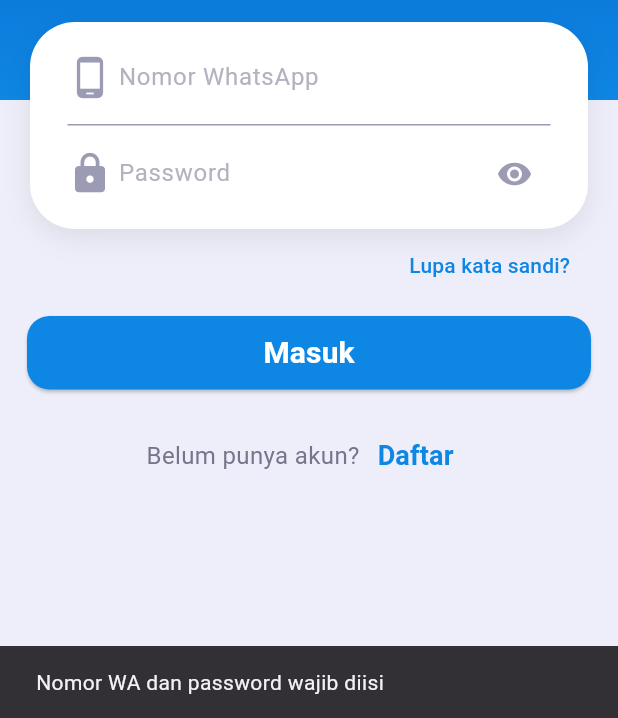
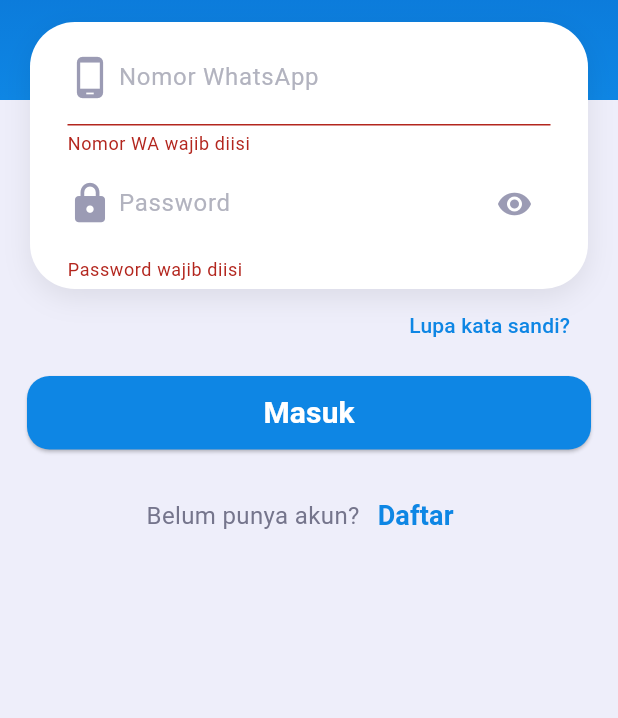
Before and after one commit to zonajasa/zonajasa-mobile-flutter, a Flutter app: the Login screen opened directly, after a tap on "Masuk", on a phone screen of 412 x 824 dp, the part 518-1236 px from its top. Run offline on Flutter 3.47's test engine with Material 3 defaults, Android fonts, the phone set to English and light mode, and no system bars; our stand-ins replace cached_network_image, carousel_slider, flutter_dotenv, flutter_rating_bar, font_awesome_flutter, geocoding and 8 more; missing offline and left inert: flutter_custom_textfields, mapbox_maps_flutter; accounts and stored records are empty.

Commit message:
PERBAGIKI REGISTER

```diff
--- a/lib/login.dart
+++ b/lib/login.dart
@@ -6,6 +6,7 @@
 import 'package:jasa_app/register.dart';
 import 'package:jasa_app/services/auth_service.dart';
 import 'package:jasa_app/utils/session_manager.dart';
+import 'package:jasa_app/utils/snackbar_helper.dart';
 
 class Login extends StatefulWidget {
   const Login({super.key});
@@ -16,9 +17,11 @@
 
 class _LoginState extends State<Login> {
   bool isLoading = false;
+  bool isButtonLoading = false;
   final TextEditingController noWaController = TextEditingController();
   final TextEditingController passwordController = TextEditingController();
-
+  final _formKey = GlobalKey<FormState>();
+  Map<String, String> fieldErrors = {};
   @override
   void dispose() {
     noWaController.dispose();
@@ -29,9 +32,9 @@
   @override
   Widget build(BuildContext context) {
     return Scaffold(
-      body: isLoading
-          ? const AppLoader()
-          : SingleChildScrollView(
+      body: Stack(
+        children: [
+          SingleChildScrollView(
             child: Container(
               height: MediaQuery.of(context).size.height,
               color: Color(0xffeeeefa),
@@ -55,9 +58,18 @@
                         margin: EdgeInsets.only(left: 40, top: 45),
                         child: Image.asset('images/logo.png'),
                       ),
-                        CardLogin(
+                      Form(
+                        key: _formKey,
+                        child: CardLogin(
                           noWaController: noWaController,
                           passwordController: passwordController,
+                          fieldErrors: fieldErrors,
+                          onClearError: (field) {
+                            setState(() {
+                              fieldErrors.remove(field);
+                            });
+                          },
+                        ),
                       ),
                     ],
                   ),
@@ -98,21 +110,17 @@
                           borderRadius: BorderRadiusGeometry.circular(15),
                         ),
                       ),
-                        onPressed: () async {
-                          if (noWaController.text.isEmpty ||
-                              passwordController.text.isEmpty) {
-                            ScaffoldMessenger.of(context).showSnackBar(
-                              const SnackBar(
-                                content: Text(
-                                  "Nomor WA dan password wajib diisi",
-                                ),
-                              ),
-                            );
+                      onPressed: isButtonLoading
+                          ? null
+                          : () async {
+                              setState(() {
+                                fieldErrors.clear();
+                              });
+                              if (!_formKey.currentState!.validate()) {
                                 return;
                               }
-
                               setState(() {
-                            isLoading = true;
+                                isButtonLoading = true;
                               });
 
                               try {
@@ -121,14 +129,17 @@
                                   passwordController.text,
                                 );
 
-                            // pastikan status dicek sesuai backend
                                 if (result["status"] == "success" ||
                                     result["status"] == 200) {
+                                  if (!mounted) return;
+                                  setState(() {
+                                    isLoading = true;
+                                  });
+
                                   String token = result["data"]["token"];
                                   String nama =
                                       result["data"]["user"]["nama_lengkap"];
 
-                              // Simpan token di session manager
                                   await SessionManager.saveUser(token, nama);
 
                                   if (!mounted) return;
@@ -141,27 +152,54 @@
                                     (route) => false,
                                   );
                                 } else {
-                              ScaffoldMessenger.of(context).showSnackBar(
-                                SnackBar(
-                                  content: Text(
+                                  if (result["errors"] != null) {
+                                    Map<String, String> errors = {};
+
+                                    for (var e in result["errors"]) {
+                                      errors[e["field"]] = e["message"];
+                                    }
+                                    if (!mounted) return;
+                                    setState(() {
+                                      fieldErrors = errors;
+                                    });
+
+                                    await Future.delayed(
+                                      const Duration(milliseconds: 50),
+                                    );
+
+                                    _formKey.currentState!.validate();
+                                  } else {
+                                    AppSnackbar.showError(
+                                      context,
                                       result["message"] ?? "Login gagal",
-                                  ),
-                                ),
                                     );
                                   }
+                                }
                               } catch (e) {
-                            ScaffoldMessenger.of(context).showSnackBar(
-                              const SnackBar(content: Text("Login gagal")),
+                                if (!mounted) return;
+                                AppSnackbar.showError(
+                                  context,
+                                  "Login gagal, coba lagi ya",
                                 );
                               }
-
+                              if (!mounted) return;
                               setState(() {
-                            isLoading = false;
+                                isButtonLoading = false;
                               });
                             },
+
                       child: Padding(
                         padding: const EdgeInsets.all(10.0),
-                          child: const Text(
+                        child: isButtonLoading
+                            ? const SizedBox(
+                                height: 30,
+                                width: 30,
+                                child: CircularProgressIndicator(
+                                  strokeWidth: 2,
+                                  color: Colors.white,
+                                ),
+                              )
+                            : const Text(
                                 "Masuk",
                                 style: TextStyle(
                                   fontSize: 20,
@@ -174,9 +212,7 @@
                   ),
                   // tulisan belum punya akun?
                   Padding(
-                      padding: const EdgeInsets.only(
-                        top: 10,
-                      ), // jarak atas 10 px
+                    padding: const EdgeInsets.only(top: 10), // jarak atas 10 px
                     child: Center(
                       child: Row(
                         mainAxisAlignment: MainAxisAlignment.center,
@@ -214,6 +250,15 @@
               ),
             ),
           ),
+
+          if (isLoading)
+            Container(
+              // ignore: deprecated_member_use
+              color: Colors.black.withOpacity(0.3),
+              child: const Center(child: AppLoader()),
+            ),
+        ],
+      ),
     );
   }
 }
--- a/lib/login_card.dart
+++ b/lib/login_card.dart
@@ -4,11 +4,14 @@
 class CardLogin extends StatelessWidget {
   final TextEditingController noWaController;
   final TextEditingController passwordController;
-
+  final Map<String, String> fieldErrors;
+  final Function(String field)? onClearError;
   const CardLogin({
     super.key,
     required this.noWaController,
     required this.passwordController,
+    required this.fieldErrors,
+    this.onClearError,
   });
 
   @override
@@ -37,6 +40,10 @@
               hint: "Nomor WhatsApp",
               icon: Icons.phone_android,
               controller: noWaController,
+              errorText: fieldErrors["nomor_whatsapp"],
+              onChangedClearError: () {
+                onClearError?.call("nomor_whatsapp");
+              },
             ),
 
             Field(
@@ -44,9 +51,11 @@
               icon: Icons.lock,
               isPassword: true,
               controller: passwordController,
+              errorText: fieldErrors["password"],
+              onChangedClearError: () {
+                onClearError?.call("password");
+              },
             ),
-            // Field(hint: "Email atau Nomor HP", icon: Icons.email_outlined),
-            // Field(hint: "Password", icon: Icons.lock, isPassword: true),
           ],
         ),
       ),
@@ -55,12 +64,16 @@
 }
 
 class Field extends StatefulWidget {
+  final String? errorText;
+  final Function()? onChangedClearError;
   const Field({
     super.key,
     required this.hint,
     required this.icon,
     required this.controller,
     this.isPassword = false,
+    this.errorText,
+    this.onChangedClearError,
   });
 
   final TextEditingController controller;
@@ -81,7 +94,7 @@
   void initState() {
     super.initState();
     _focusNode.addListener(() {
-      setState(() {}); // rebuild saat fokus berubah
+      setState(() {});
     });
   }
 
@@ -96,11 +109,29 @@
     final bool isFocused = _focusNode.hasFocus;
 
     return Column(
-      crossAxisAlignment: CrossAxisAlignment.start, // biar rata kiri
+      crossAxisAlignment: CrossAxisAlignment.start,
       children: [
         TextFormField(
           controller: widget.controller,
           focusNode: _focusNode,
+          validator: (value) {
+            if (widget.errorText != null) {
+              return widget.errorText;
+            }
+
+            if (value == null || value.isEmpty) {
+              return widget.hint == "Nomor WhatsApp"
+                  ? "Nomor WA wajib diisi"
+                  : "Password wajib diisi";
+            }
+
+            return null;
+          },
+          onChanged: (_) {
+            if (widget.errorText != null) {
+              widget.onChangedClearError?.call();
+            }
+          },
           obscureText: widget.isPassword && !_isPasswordVisible,
           keyboardType: widget.hint == "Nomor WhatsApp"
               ? TextInputType.number
@@ -113,9 +144,9 @@
             prefixIcon: Icon(widget.icon, size: 30),
             prefixIconColor: WidgetStateColor.resolveWith((states) {
               if (states.contains(WidgetState.focused)) {
-                return const Color(0xff0e86e4); // warna saat fokus
+                return const Color(0xff0e86e4);
               }
-              return const Color(0xff9b9bb4); // warna normal
+              return const Color(0xff9b9bb4);
             }),
             prefixIconConstraints: const BoxConstraints(
               minWidth: 10,
@@ -168,16 +199,3 @@
     );
   }
 }
-
-// TextFormField(
-//   decoration: InputDecoration(
-//     prefixIcon: const Icon(Icons.phone_android),
-//     hintText: "Email atau Nomor HP",
-//     filled: true,
-//     fillColor: Colors.grey.shade100,
-//     border: OutlineInputBorder(
-//       borderRadius: BorderRadius.circular(15),
-//       borderSide: BorderSide.none,
-//     ),
-//   ),
-// ),
```
Also changed, not shown: lib/regiater_card.dart (+17 -46 lines), lib/utils/snackbar_helper.dart (added, +66 -0 lines). Lines whose indentation alone changed are shown as unchanged.
